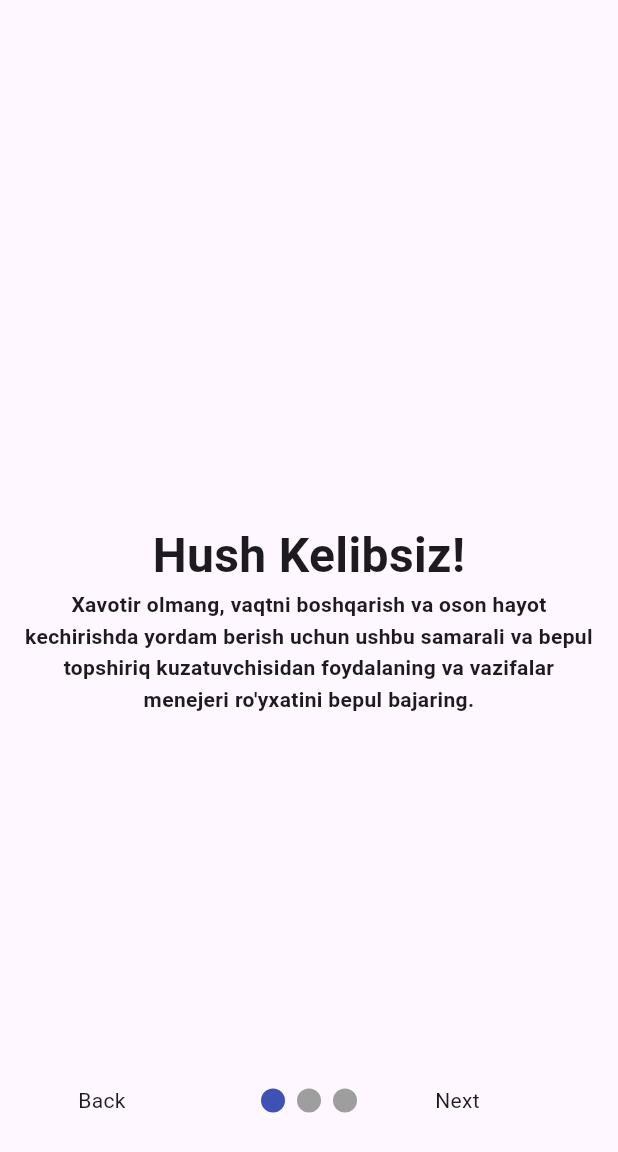
After one commit to Inoyatovlee/Helper, a Flutter app: the Welcom_ screen opened directly, after a tap on "Back", on a phone screen of 412 x 824 dp. The commit adds this screen. Shown: the top 1152 px of the screen. Run offline on Flutter 3.47's test engine with Material 3 defaults, Android fonts, the light colour scheme and no system bars; drawn by our look-alikes of smooth_page_indicator; our stand-ins replace fl_chart, get, get_storage; accounts and stored records are empty; Roboto replaces fonts that are missing (Chewy).

Commit message:
Onboarding Screen

```diff
--- a/lib/main.dart
+++ b/lib/main.dart
@@ -1,6 +1,7 @@
 import 'package:flutter/material.dart';
 import 'package:get/get.dart';
 import 'package:start_go/font/fontTekshir.dart';
+import 'package:start_go/onboarding_Screen/welcom_.dart';
 import 'package:start_go/splash/splash.dart';
 import 'package:start_go/widget/PaddingPage.dart';
 import 'package:start_go/config/card.dart';
--- /dev/null
+++ b/lib/onboarding_Screen/step1.dart
@@ -0,0 +1,41 @@
+import 'package:flutter/material.dart';
+
+class StepOne extends StatefulWidget {
+  const StepOne({super.key});
+
+  @override
+  State<StepOne> createState() => _StepOneState();
+}
+
+class _StepOneState extends State<StepOne> {
+  @override
+  Widget build(BuildContext context) {
+    return Center(
+      child: Container(
+        padding: const EdgeInsets.symmetric(horizontal: 16),
+        constraints: const BoxConstraints(maxWidth: 500),
+        child: const Column(
+            mainAxisAlignment: MainAxisAlignment.center,
+            children: [
+              Text(
+                'Hush Kelibsiz!',
+                textAlign: TextAlign.center,
+                style: TextStyle(
+                    // color: AppColor.blue7,
+                    fontWeight: FontWeight.w700,
+                    fontSize: 32),
+              ),
+              // Image.asset(AppImages.step1),
+              Text(
+                "Xavotir olmang, vaqtni boshqarish va oson hayot kechirishda yordam berish uchun ushbu samarali va bepul topshiriq kuzatuvchisidan foydalaning va vazifalar menejeri ro'yxatini bepul bajaring.",
+                textAlign: TextAlign.center,
+                style: TextStyle(
+                    // color: AppColor.blue7,
+                    fontWeight: FontWeight.w600,
+                    height: 1.5),
+              ),
+            ]),
+      ),
+    );
+  }
+}
--- /dev/null
+++ b/lib/onboarding_Screen/step2.dart
@@ -0,0 +1,30 @@
+import 'package:flutter/material.dart';
+
+class StepTwo extends StatefulWidget {
+  const StepTwo({super.key});
+
+  @override
+  State<StepTwo> createState() => _StepTwoState();
+}
+
+class _StepTwoState extends State<StepTwo> {
+  @override
+  Widget build(BuildContext context) {
+    return const Scaffold(
+      body: Center(
+        child: Column(
+          mainAxisAlignment: MainAxisAlignment.center,
+          children: [
+            Text(
+              "Step 2",
+              style: TextStyle(
+                  fontSize: 30,
+                  color: Colors.blue,
+                  fontWeight: FontWeight.w700),
+            ),
+          ],
+        ),
+      ),
+    );
+  }
+}
--- /dev/null
+++ b/lib/onboarding_Screen/step3.dart
@@ -0,0 +1,30 @@
+import 'package:flutter/material.dart';
+
+class StepThee extends StatefulWidget {
+  const StepThee({super.key});
+
+  @override
+  State<StepThee> createState() => _StepTheeState();
+}
+
+class _StepTheeState extends State<StepThee> {
+  @override
+  Widget build(BuildContext context) {
+    return const Scaffold(
+      body: Center(
+        child: Column(
+          mainAxisAlignment: MainAxisAlignment.center,
+          children: [
+            Text(
+              "Step 2",
+              style: TextStyle(
+                  fontSize: 30,
+                  color: Colors.blue,
+                  fontWeight: FontWeight.w700),
+            ),
+          ],
+        ),
+      ),
+    );
+  }
+}
--- /dev/null
+++ b/lib/onboarding_Screen/welcom_.dart
@@ -0,0 +1,93 @@
+import 'package:flutter/material.dart';
+import 'package:get/get.dart';
+import 'package:get/get_core/src/get_main.dart';
+import 'package:smooth_page_indicator/smooth_page_indicator.dart';
+import 'package:start_go/onboarding_Screen/welcom_controller.dart';
+
+class Welcom_ extends StatefulWidget {
+  const Welcom_({super.key});
+
+  @override
+  State<Welcom_> createState() => _Welcom_State();
+}
+
+class _Welcom_State extends State<Welcom_> {
+  WelcomeController controller = Get.put(WelcomeController());
+
+  @override
+  void dispose() {
+    controller.pageController.dispose();
+    super.dispose();
+  }
+
+  @override
+  Widget build(BuildContext context) {
+    return GetBuilder<WelcomeController>(
+      builder: (controller) {
+        return Scaffold(
+          body: Center(
+            child: Stack(
+              children: [
+                PageView.builder(
+                  controller: controller.pageController,
+                  itemCount: controller.pages.length,
+                  onPageChanged: (value) {
+                    FocusScope.of(context).requestFocus(FocusNode());
+                    controller.setPageIndex(value);
+                  },
+                  itemBuilder: (context, index) {
+                    return controller.pages[index];
+                  },
+                ),
+                Container(
+                    alignment: const Alignment(0, 0.8),
+                    child: Row(
+                      mainAxisAlignment: MainAxisAlignment.spaceEvenly,
+                      children: [
+                        SizedBox(
+                          width: 70,
+                          child: InkWell(
+                            onTap: () {
+                              controller.back();
+                            },
+                            // ignore: prefer_const_constructors
+                            child: Text(
+                              'Back',
+                              // style: TextStyle(
+                              //     color: controller.currentPage == 0
+                              //         ? AppColor.grey7
+                              //         : AppColor.blue7),
+                            ),
+                          ),
+                        ),
+                        SmoothPageIndicator(
+                            controller: controller.pageController,
+                            count: controller.pages.length),
+                        SizedBox(
+                          width: 70,
+                          child: InkWell(
+                            onTap: () {
+                              controller.next();
+                            },
+                            child: Text(
+                              controller.currentPage == 2 ? "Start" : 'Next',
+                              // style: TextStyle(color: AppColor.blue7),
+                            ),
+                          ),
+                        ),
+                        // InkWell(
+                        //   onTap: () {
+                        //     controller.findUsersFromId();
+                        //   },
+                        //   child: Text("Test"),
+                        // )
+                      ],
+                    ))
+              ],
+            ),
+          ),
+        );
+      },
+    );
+  }
+}
--- /dev/null
+++ b/lib/onboarding_Screen/welcom_controller.dart
@@ -0,0 +1,70 @@
+import 'package:flutter/material.dart';
+import 'package:get/get_state_manager/src/simple/get_controllers.dart';
+import 'package:get_storage/get_storage.dart';
+import 'package:start_go/onboarding_Screen/step1.dart';
+import 'package:start_go/onboarding_Screen/step2.dart';
+import 'package:start_go/onboarding_Screen/step3.dart';
+
+class WelcomeController extends GetxController {
+  @override
+  void onInit() {
+    GetStorage().write('welcome', true);
+    super.onInit();
+  }
+
+  // void onInit() {
+  //   GetStorage().write('welcome', true);
+  //   super.onInit();
+  // }
+
+  PageController pageController = PageController(initialPage: 0);
+
+  int currentPage = 0;
+//List tipiga Map ni ishlatish shu ko'rinishda bo'ladi
+  // List<Map> users = [
+  //   {"id": 1, 'name': "Erkinjon", "age": 33}, //0  //user
+  //   {"id": 2, 'name': "Azizjon", "age": 23}, //1
+  //   {"id": 3, 'name': "Boburjon", "age": 27}, //2
+  //   {"id": 4, 'name': "Alijon", "age": 21}, //3
+  // ];
+//Id orqali Listdan malumot topib olish
+  // findUsersFromId() {
+  //   int index = users.indexWhere((user) => user['id'] == 3);
+  //   print(index);
+  // }
+  //Id orqali Listdan malumotni o'chirish
+  // findUsersFromId() {
+  //   print(users);
+  //   int index = users.indexWhere((user) => user['id'] == 3);
+  //   if (index > -1) {
+  //     users.removeAt(index);
+  //   }
+  //   print(users);
+  // }
+
+  List<Widget> pages = [
+    const StepOne(),
+    const StepTwo(),
+    const StepThee(),
+  ];
+
+  setPageIndex(int value) {
+    currentPage = value;
+    update();
+  }
+
+  back() {
+    if (currentPage == 0) return;
+    pageController.previousPage(
+        duration: const Duration(milliseconds: 300), curve: Curves.ease);
+  }
+
+  next() {
+    if (currentPage == 2) {
+      // Get.off(() => const MainPage());
+      return;
+    }
+    pageController.nextPage(
+        duration: const Duration(milliseconds: 300), curve: Curves.ease);
+  }
+}
--- a/lib/splash/splash.dart
+++ b/lib/splash/splash.dart
@@ -3,6 +3,7 @@ import 'dart:async';
 import 'package:flutter/material.dart';
 import 'package:get/get.dart';
 import 'package:start_go/config/img.dart';
+import 'package:start_go/onboarding_Screen/welcom_.dart';
 import 'package:start_go/splash/welcome.dart';
 
 class Splash extends StatefulWidget {
--- a/pubspec.yaml
+++ b/pubspec.yaml
@@ -40,6 +40,7 @@ dependencies:
   get: ^4.6.6
   get_storage: ^2.1.1
   # flutter_native_splash: ^2.4.1
+  smooth_page_indicator: ^1.2.0+3
 
 dev_dependencies:
   flutter_test:
```
Also changed, not shown: pubspec.lock.
